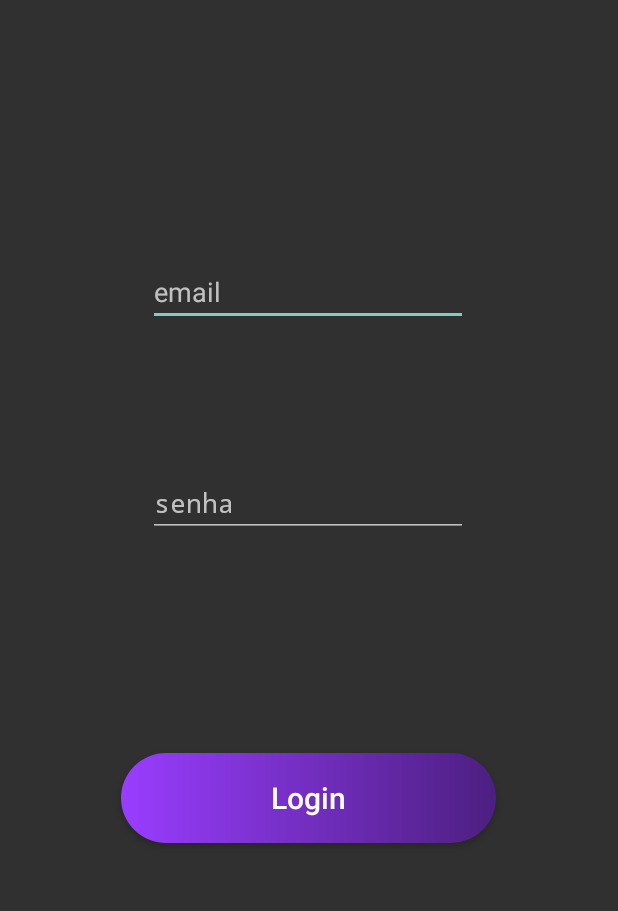
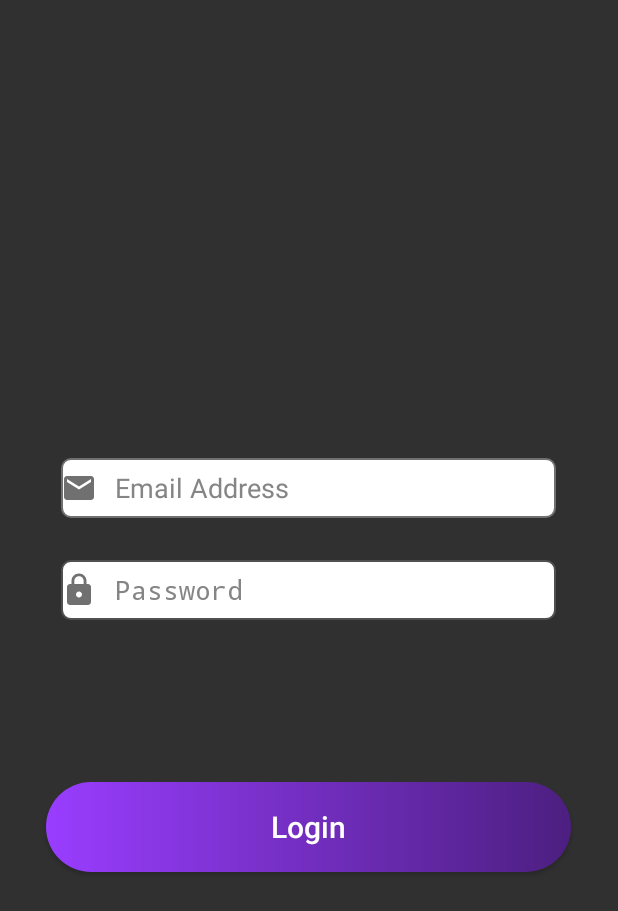
Before and after one commit to vDuduardo/XPCriativaApp, an Android app: the screen it shows after launch (LoginActivity), on a phone screen of 412 x 824 dp. Shown: the top 911 px of the screen. Run offline under Robolectric (Android 15) with nearby library versions, the phone set to English and light mode, and no system bars.

Commit message:
SavingWork³

```diff
--- a/app/src/main/res/drawable/custom_textbox_login.xml
+++ b/app/src/main/res/drawable/custom_textbox_login.xml
@@ -1,4 +1,18 @@
 <?xml version="1.0" encoding="utf-8"?>
 <selector xmlns:android="http://schemas.android.com/apk/res/android">
+    <item android:state_enabled="true" android:state_focused="true">
+        <shape android:shape="rectangle">
+            <solid android:color="#FFFFFF"/>
+            <corners android:radius="6dp"/>
+            <stroke android:color="#707070" android:width="1dp"/>
+        </shape>
+    </item>
 
+    <item android:state_enabled="true">
+        <shape android:shape="rectangle">
+            <solid android:color="#FFFFFF"/>
+            <corners android:radius="6dp"/>
+            <stroke android:color="#505050" android:width="1dp"/>
+        </shape>
+    </item>
 </selector>
--- /dev/null
+++ b/app/src/main/res/drawable/vector_email.xml
@@ -0,0 +1,5 @@
+<vector android:height="24dp" android:tint="#707070"
+    android:viewportHeight="24" android:viewportWidth="24"
+    android:width="24dp" xmlns:android="http://schemas.android.com/apk/res/android">
+    <path android:fillColor="@android:color/white" android:pathData="M20,4L4,4c-1.1,0 -1.99,0.9 -1.99,2L2,18c0,1.1 0.9,2 2,2h16c1.1,0 2,-0.9 2,-2L22,6c0,-1.1 -0.9,-2 -2,-2zM20,8l-8,5 -8,-5L4,6l8,5 8,-5v2z"/>
+</vector>
--- /dev/null
+++ b/app/src/main/res/drawable/vector_lock.xml
@@ -0,0 +1,5 @@
+<vector android:height="24dp" android:tint="#707070"
+    android:viewportHeight="24" android:viewportWidth="24"
+    android:width="24dp" xmlns:android="http://schemas.android.com/apk/res/android">
+    <path android:fillColor="@android:color/white" android:pathData="M18,8h-1L17,6c0,-2.76 -2.24,-5 -5,-5S7,3.24 7,6v2L6,8c-1.1,0 -2,0.9 -2,2v10c0,1.1 0.9,2 2,2h12c1.1,0 2,-0.9 2,-2L20,10c0,-1.1 -0.9,-2 -2,-2zM12,17c-1.1,0 -2,-0.9 -2,-2s0.9,-2 2,-2 2,0.9 2,2 -0.9,2 -2,2zM15.1,8L8.9,8L8.9,6c0,-1.71 1.39,-3.1 3.1,-3.1 1.71,0 3.1,1.39 3.1,3.1v2z"/>
+</vector>
--- a/app/src/main/res/layout/activity_login.xml
+++ b/app/src/main/res/layout/activity_login.xml
@@ -7,12 +7,12 @@
 
     <Button
         android:id="@+id/buttonLogin"
-        android:layout_width="250dp"
+        android:layout_width="350dp"
         android:layout_height="60dp"
         android:layout_marginStart="158dp"
         android:layout_marginEnd="158dp"
         android:background="@drawable/custom_button_login"
-        android:text="Login"
+        android:text="@string/field_login"
         android:textAllCaps="false"
         android:textColor="#FFFFFF"
         android:textSize="20sp"
@@ -21,37 +21,47 @@
         app:layout_constraintHorizontal_bias="0.503"
         app:layout_constraintStart_toStartOf="parent"
         app:layout_constraintTop_toTopOf="parent"
-        app:layout_constraintVertical_bias="0.657" />
+        app:layout_constraintVertical_bias="0.682" />
 
     <EditText
         android:id="@+id/textBoxEmailLogin"
-        android:layout_width="wrap_content"
-        android:layout_height="wrap_content"
+        android:layout_width="330dp"
+        android:layout_height="40dp"
         android:layout_marginTop="172dp"
+        android:background="@drawable/custom_textbox_login"
+        android:drawableStart="@drawable/vector_email"
+        android:drawablePadding="12dp"
         android:ems="10"
-        android:hint="email"
+        android:hint="@string/field_email"
+        android:textColorHint="#858585"
         android:inputType="textEmailAddress"
+        android:textColor="@color/black"
         app:layout_constraintBottom_toTopOf="@+id/textBoxPasswordLogin"
         app:layout_constraintEnd_toEndOf="parent"
-        app:layout_constraintHorizontal_bias="0.497"
+        app:layout_constraintHorizontal_bias="0.496"
         app:layout_constraintStart_toStartOf="parent"
         app:layout_constraintTop_toTopOf="parent"
-        app:layout_constraintVertical_bias="0.0" />
+        app:layout_constraintVertical_bias="0.827" />
 
     <EditText
         android:id="@+id/textBoxPasswordLogin"
-        android:layout_width="wrap_content"
-        android:layout_height="wrap_content"
-        android:layout_marginBottom="144dp"
+        android:layout_width="330dp"
+        android:layout_height="40dp"
+        android:layout_marginBottom="108dp"
+        android:background="@drawable/custom_textbox_login"
+        android:drawableStart="@drawable/vector_lock"
+        android:drawablePadding="12dp"
         android:ems="10"
-        android:hint="senha"
+        android:hint="Password"
+        android:textColorHint="#858585"
+        android:textColor="@color/black"
         android:inputType="textPassword"
         app:layout_constraintBottom_toTopOf="@+id/buttonLogin"
         app:layout_constraintEnd_toEndOf="parent"
-        app:layout_constraintHorizontal_bias="0.497"
+        app:layout_constraintHorizontal_bias="0.496"
         app:layout_constraintStart_toStartOf="parent" />
 
-<!--    <android.support.design.widget.TextInputLayout-->
+    <!--    <android.support.design.widget.TextInputLayout-->
 <!--        android:id="@+id/etPasswordLayout"-->
 <!--        android:layout_width="match_parent"-->
 <!--        android:layout_height="wrap_content"-->
--- a/app/src/main/res/values/strings.xml
+++ b/app/src/main/res/values/strings.xml
@@ -1,3 +1,6 @@
 <resources>
     <string name="app_name">XPCriativaApp</string>
+    <string name="field_email">Email Address</string>
+    <string name="field_pwd">Password</string>
+    <string name="field_login">Login</string>
 </resources>
```
